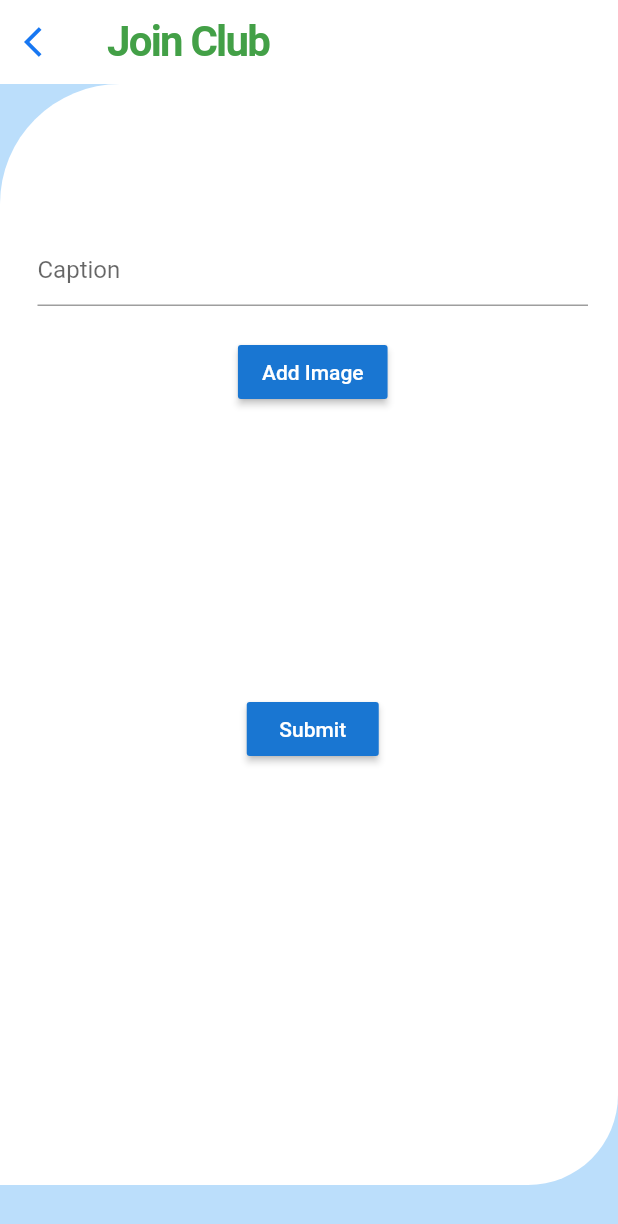
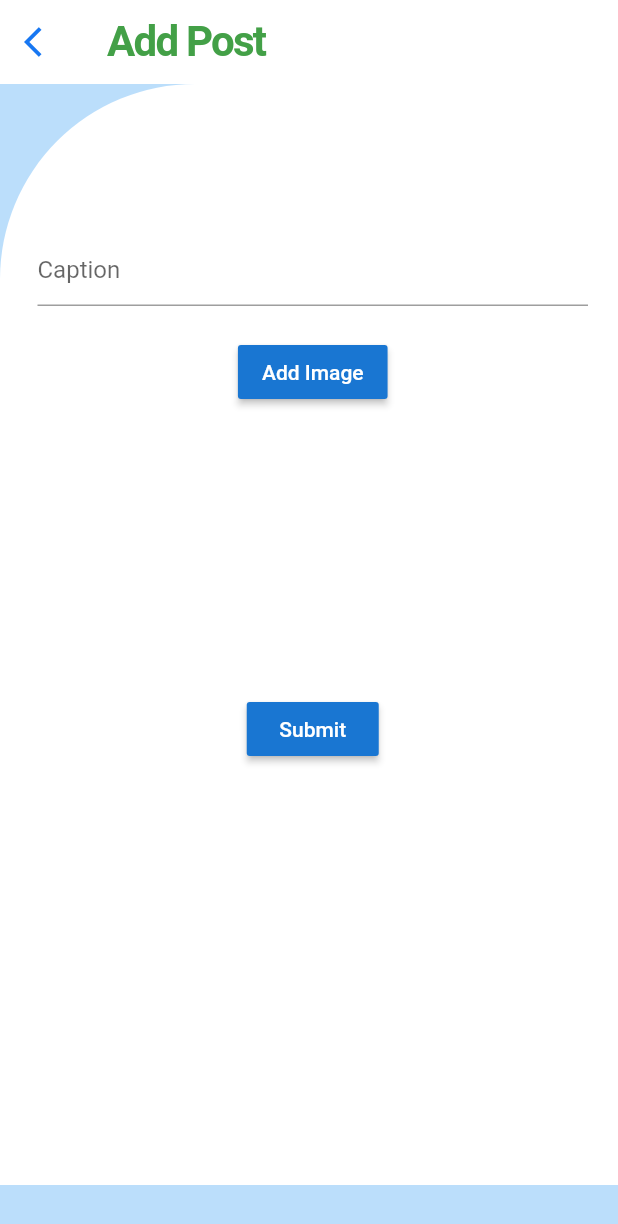
Before and after one commit to SrilalS/MAD_Project, a Flutter app: the AddPost screen opened directly, on a phone screen of 412 x 824 dp. Shown: the top 1224 px of the screen. Run offline on Flutter 3.47's test engine with Material 2 defaults, Android fonts, the phone set to English and light mode, and no system bars; our stand-ins replace cached_network_image, cloud_firestore, firebase_auth, firebase_core, firebase_storage, get and 4 more; accounts and stored records are empty.

```diff
--- a/lib/UI/add_post.dart
+++ b/lib/UI/add_post.dart
@@ -4,6 +4,7 @@ import 'package:firebase_storage/firebase_storage.dart';
 import 'package:flutter/material.dart';
 import 'package:image_picker/image_picker.dart';
 import 'package:mad_project/UI/club_admin.dart';
+import 'package:mad_project/UI/nav_screens.dart';
 import 'package:mad_project/config/palette.dart';
 import 'package:mad_project/services/database_service.dart';
 import 'package:permission_handler/permission_handler.dart';
@@ -42,7 +43,7 @@ class _AddPostState extends State<AddPost> {
         brightness: Brightness.light,
         backgroundColor: Colors.white,
         title: Text(
-          'Join Club',
+          'Add Post',
           style: const TextStyle(
             color:Palette.nsbmgreen,
             fontSize: 28.0,
@@ -66,7 +67,7 @@ class _AddPostState extends State<AddPost> {
         decoration: BoxDecoration(
             color: Colors.white,
 
-            borderRadius: BorderRadius.only(topLeft: Radius.circular(80.0), bottomRight: Radius.circular(60) )
+            borderRadius: BorderRadius.only(topLeft: Radius.circular(130.0), )
         ),
         child: ListView(
           primary: false,
@@ -120,7 +121,7 @@ class _AddPostState extends State<AddPost> {
 
                                   Navigator.push(context,
                                     MaterialPageRoute(
-                                        builder:(context) => AdminPage()
+                                        builder:(context) => NavScreen()
                                     ),);
 
                         }
--- a/lib/UI/club_admin.dart
+++ b/lib/UI/club_admin.dart
@@ -56,7 +56,7 @@ class _AdminPageState extends State<AdminPage> {
             Expanded(
               flex: 1,
                 child: StreamBuilder<List<Post>>(
-                  stream: DatabaseService().getPostfromclubName(clubName),
+                  stream: DatabaseService().getPostfromclubName("Dancing Club"),
                   builder: (context,snapshot){
                     return ListView.builder(
                         itemCount: snapshot.data.length,
@@ -66,6 +66,7 @@ class _AdminPageState extends State<AdminPage> {
                             imageUrl: snapshot.data[index].imageUrl,
                             clubImage: snapshot.data[index].clubImage,
                             clubName: snapshot.data[index].clubName,
+                            postId: snapshot.data[index].postId,
                           );
                         }
                     );
```
Also changed, not shown: lib/widgets/admin_post.dart (+11 -7 lines).
